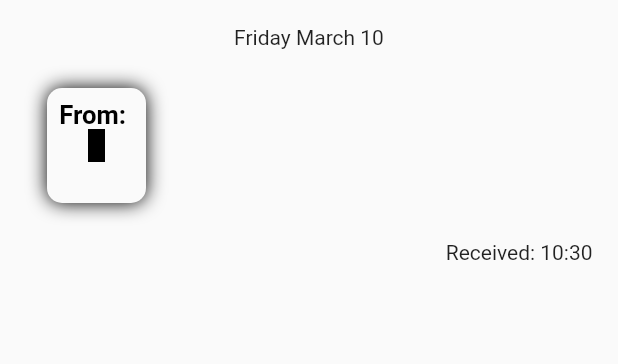
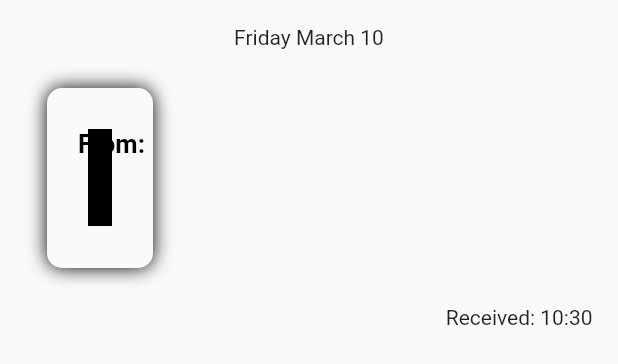
Before and after one commit to reichg/a_laugh_a_day, a Flutter app: the DadMessageBoxWidget widget shown alone on an empty page, opened directly with empty values, on a phone screen of 412 x 824 dp. Shown: the top 364 px of the screen. Run offline on Flutter 3.47's test engine with Material 2 defaults, Android fonts, the phone set to English and light mode, and no system bars; network calls fail; Roboto replaces fonts that are missing (Aleo-Regular).

Commit message:
adjusted primary aqua and added more padding to dad_message_box

```diff
--- a/lib/utils/constants.dart
+++ b/lib/utils/constants.dart
@@ -12,5 +12,5 @@
 ];
 
 const Color PRIMARY_BLACK = Colors.black;
-const Color PRIMARY_AQUA = Color.fromARGB(223, 3, 180, 132);
+const Color PRIMARY_AQUA = Color.fromARGB(255, 0, 160, 112);
 const Color PRIMARY_GRADIENT_GREY = Color.fromARGB(255, 32, 32, 32);
--- a/lib/widgets/dad_message_box_widget.dart
+++ b/lib/widgets/dad_message_box_widget.dart
@@ -63,7 +63,10 @@
                     crossAxisAlignment: CrossAxisAlignment.start,
                     children: [
                       Padding(
-                        padding: const EdgeInsets.all(8.0),
+                        padding: EdgeInsets.only(
+                            left: width / 20,
+                            top: height / 30,
+                            bottom: height / 40),
                         child: Text(
                           'From: ${widget.dadName}',
                           style: TextStyle(
@@ -75,7 +78,10 @@
                         ),
                       ),
                       Padding(
-                        padding: const EdgeInsets.all(8.0),
+                        padding: EdgeInsets.only(
+                            left: width / 20,
+                            right: width / 20,
+                            bottom: height / 30),
                         child: Text(
                           widget.jokeText,
                           style: TextStyle(
```
